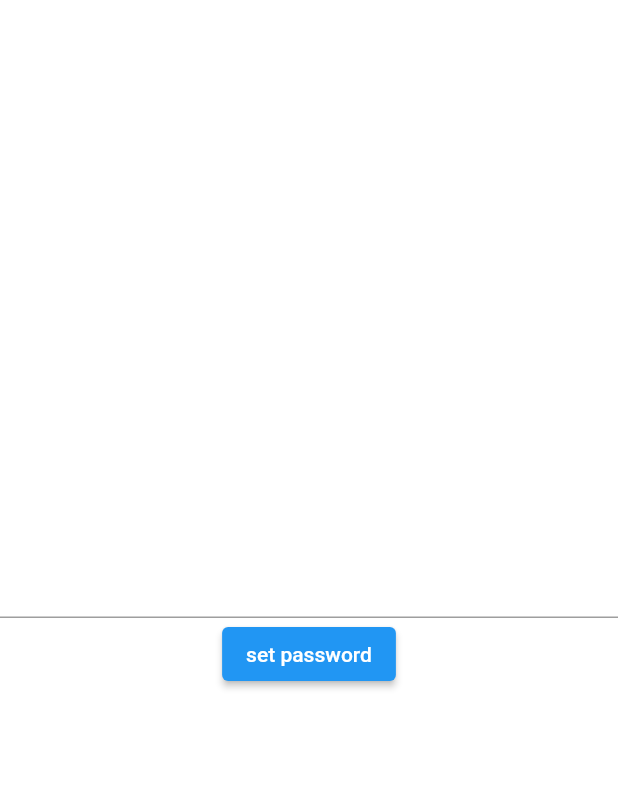
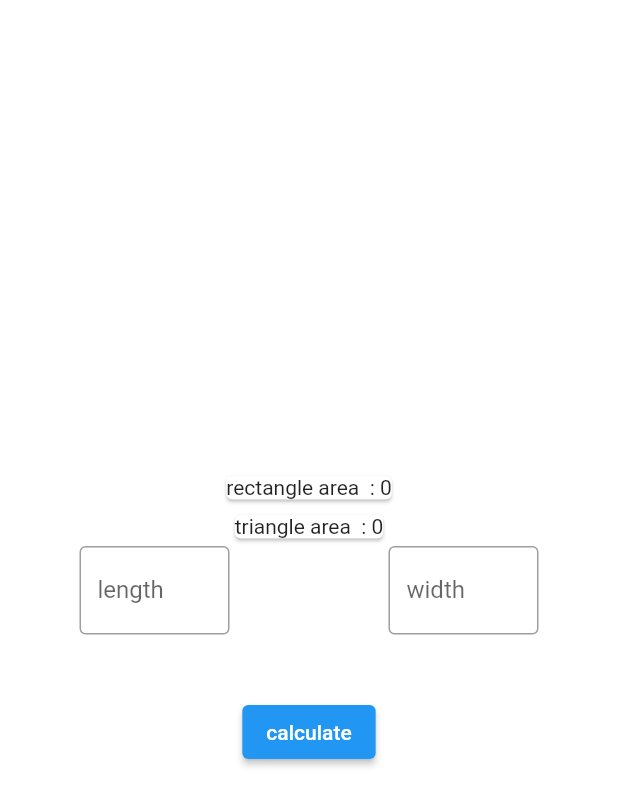
Before and after one commit to mahmoudFawzee/training_app, a Flutter app: the screen it shows after launch, on a phone screen of 412 x 824 dp. Shown: the top 806 px of the screen. Run offline on Flutter 3.47's test engine with Material 2 defaults, Android fonts, the phone set to English and light mode, and no system bars; our stand-ins replace equatable, flutter_bloc, flutter_secure_storage, shared_preferences; missing offline and left inert: dart:ffi.

Commit message:
start area package

```diff
--- /dev/null
+++ b/lib/area_package/screens/area_home_screen.dart
@@ -0,0 +1,119 @@
+// ignore_for_file: depend_on_referenced_packages
+
+import 'package:flutter/material.dart';
+import 'package:area/area.dart' as area;
+
+class AreaHomeScreen extends StatefulWidget {
+  const AreaHomeScreen({super.key});
+
+  @override
+  State<AreaHomeScreen> createState() => _AreaHomeScreenState();
+}
+
+class _AreaHomeScreenState extends State<AreaHomeScreen> {
+  final TextEditingController widthController = TextEditingController();
+  final TextEditingController lengthController = TextEditingController();
+  String rectResult = '0';
+  String triangleResult = '0';
+  @override
+  Widget build(BuildContext context) {
+    return Scaffold(
+      body: Column(
+        mainAxisAlignment: MainAxisAlignment.center,
+        children: [
+          resultCard(
+            label: 'rectangle area ',
+            value: rectResult,
+          ),
+          resultCard(
+            label: 'triangle area ',
+            value: triangleResult,
+          ),
+          Row(
+            mainAxisAlignment: MainAxisAlignment.spaceAround,
+            children: [
+              customTextField(
+                lengthController,
+                label: 'length',
+              ),
+              customTextField(
+                widthController,
+                label: 'width',
+              ),
+            ],
+          ),
+          ElevatedButton(
+            onPressed: () {
+              final width = double.tryParse(widthController.value.text);
+              final height = double.tryParse(lengthController.value.text);
+              if (width == null) {
+                ScaffoldMessenger.of(context).showSnackBar(
+                  const SnackBar(
+                    content: Text(
+                      'invalid width',
+                    ),
+                  ),
+                );
+              } else if (height == null) {
+                ScaffoldMessenger.of(context).showSnackBar(
+                  const SnackBar(
+                    content: Text(
+                      'invalid length',
+                    ),
+                  ),
+                );
+              } else {
+                final rectArea = area.calculateAreaRect(width, height);
+                final triangleArea = area.calculateAreaTriangle(width, height);
+                setState(() {
+                  rectResult = rectArea;
+                  triangleResult = triangleArea;
+                });
+              }
+            },
+            child: const Text(
+              'calculate',
+            ),
+          ),
+        ],
+      ),
+    );
+  }
+
+  Card resultCard({
+    required String label,
+    required String value,
+  }) {
+    return Card(
+      margin: const EdgeInsets.all(5),
+      child: Text('$label : $value'),
+    );
+  }
+
+  Container customTextField(
+    TextEditingController controller, {
+    required String label,
+  }) {
+    return Container(
+      height: 100,
+      width: 100,
+      decoration: BoxDecoration(
+        borderRadius: BorderRadius.circular(15),
+      ),
+      child: TextField(
+        controller: controller,
+        decoration: InputDecoration(
+          labelText: label,
+          border: borderDecoration(color: Colors.grey, width: 1),
+          focusedBorder: borderDecoration(color: Colors.green, width: 1.5),
+        ),
+      ),
+    );
+  }
+
+  OutlineInputBorder borderDecoration({
+    required Color color,
+    required double width,
+  }) =>
+      OutlineInputBorder(borderSide: BorderSide(color: color, width: width));
+}
--- a/lib/main.dart
+++ b/lib/main.dart
@@ -1,5 +1,6 @@
 import 'package:flutter/material.dart';
 import 'package:flutter_bloc/flutter_bloc.dart';
+import 'package:flutter_training/area_package/screens/area_home_screen.dart';
 import 'package:flutter_training/futures/logic/cubits/files_cubit/files_cubit.dart';
 import 'package:flutter_training/futures/logic/cubits/theme_cubit/theme_cubit.dart';
 import 'package:flutter_training/futures/view/screens/files_app/files_home.dart';
@@ -40,7 +41,7 @@ class MyApp extends StatelessWidget {
                 scaffoldBackgroundColor: Colors.brown,
               ),
               themeMode: isDark ? ThemeMode.dark : ThemeMode.light,
-              home: const PasswordScreen(),
+              home: const AreaHomeScreen(),
             );
           }
           return Container();
--- /dev/null
+++ b/packages/area/analysis_options.yaml
@@ -0,0 +1,4 @@
+include: package:flutter_lints/flutter.yaml
+
+# Additional information about this file can be found at
+# https://dart.dev/guides/language/analysis-options
--- /dev/null
+++ b/packages/area/lib/area.dart
@@ -0,0 +1,5 @@
+library area;
+
+import 'package:intl/intl.dart';
+part 'rectangle.dart';
+part 'triangle.dart';
--- /dev/null
+++ b/packages/area/lib/rectangle.dart
@@ -0,0 +1,7 @@
+part of area;
+
+String calculateAreaRect(double width, double height) {
+  double result = width * height;
+  final formatter = NumberFormat('#.####');
+  return formatter.format(result);
+}
--- /dev/null
+++ b/packages/area/lib/triangle.dart
@@ -0,0 +1,7 @@
+part of area;
+
+String calculateAreaTriangle(double width, double height) {
+  double result = width * height / 2;
+  final formatter = NumberFormat('#.####');
+  return formatter.format(result);
+}
--- a/pubspec.yaml
+++ b/pubspec.yaml
@@ -45,6 +45,9 @@ dev_dependencies:
   flutter_test:
     sdk: flutter
 
+  area:
+    path: packages/area
+
   # The "flutter_lints" package below contains a set of recommended lints to
   # encourage good coding practices. The lint set provided by the package is
   # activated in the `analysis_options.yaml` file located at the root of your
@@ -56,6 +59,7 @@ dev_dependencies:
 # following page: https://dart.dev/tools/pub/pubspec
 
 # The following section is specific to Flutter packages.
+
 flutter:
   # The following line ensures that the Material Icons font is
   # included with your application, so that you can use the icons in
```
Also changed, not shown: packages/area/pubspec.yaml (added, +55 -0 lines), pubspec.lock, 21 other files.
